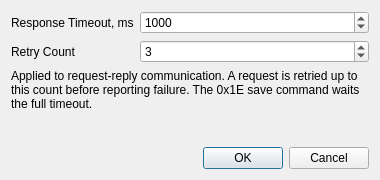
Old version of the form src/widget/connection_settings/connection_settings.ui in the repository NotchBrown/Industrial-Data-Radio-PLC-18SPR-Software.
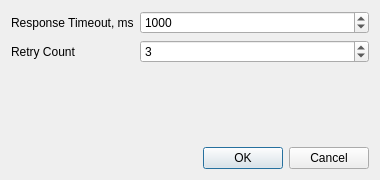
New version of the form.

Commit message: drop hint label

Diff of the .ui file:
```diff
--- a/src/widget/connection_settings/connection_settings.ui
+++ b/src/widget/connection_settings/connection_settings.ui
@@ -55,16 +55,6 @@
      </item>
     </layout>
    </item>
-   <item>
-    <widget class="QLabel" name="lblHint">
-     <property name="text">
-      <string>Applied to request-reply communication. A request is retried up to this count before reporting failure. The 0x1E save command waits the full timeout.</string>
-     </property>
-     <property name="wordWrap">
-      <bool>true</bool>
-     </property>
-    </widget>
-   </item>
    <item>
     <spacer name="verticalSpacer">
      <property name="orientation">
```
